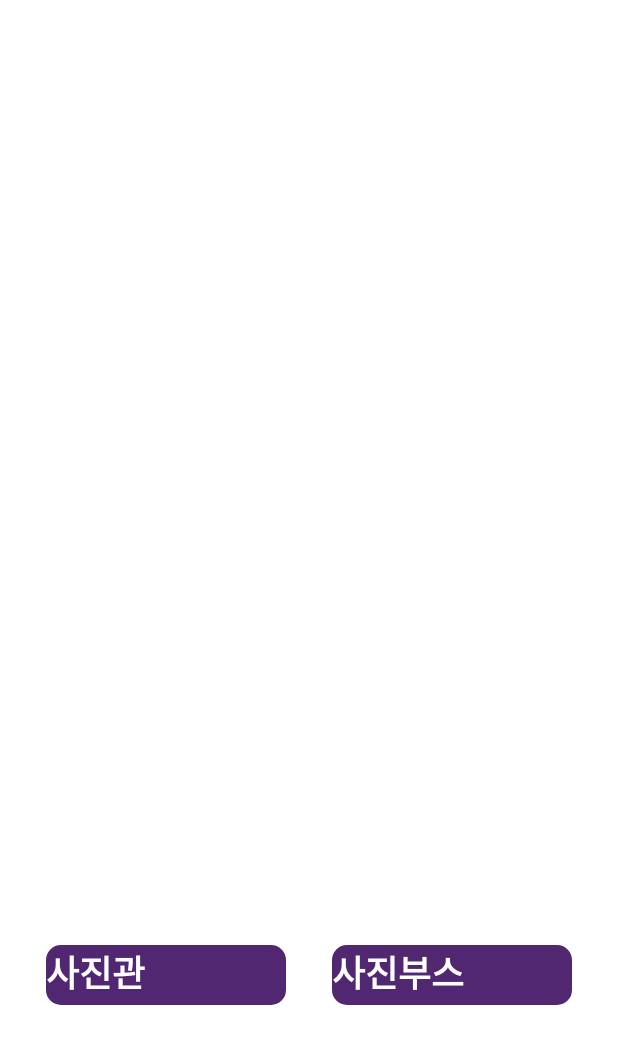
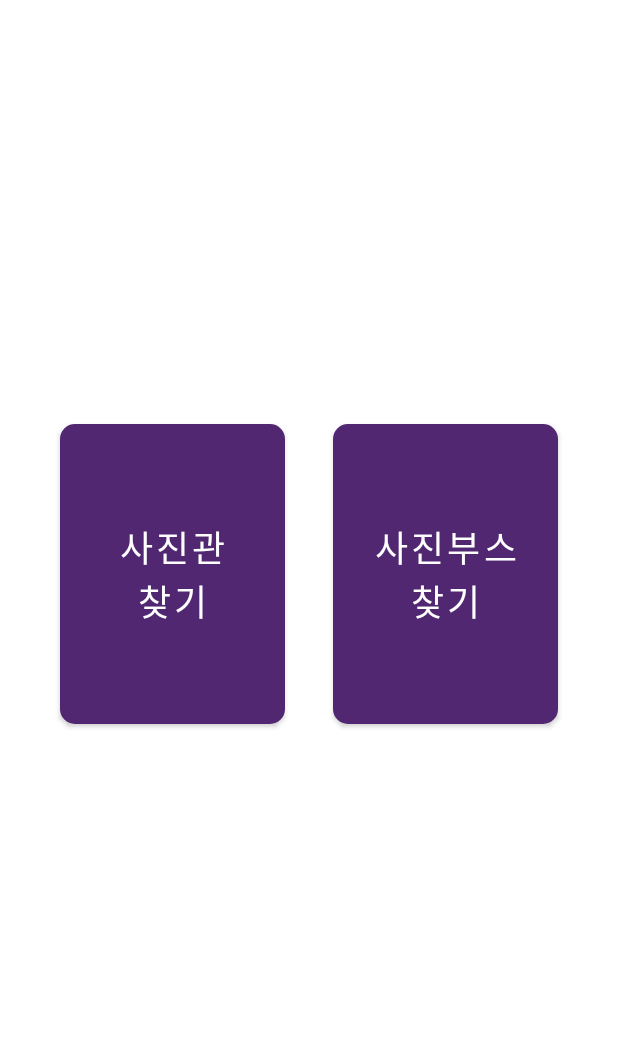
Before and after one commit to yunjj21-GitHub/TodaysRecord, an Android app: the screen it shows after launch (MainActivity), on a phone screen of 412 x 824 dp, the part 86-1150 px from its top. Run offline under Robolectric (Android 15) with nearby library versions, the phone set to English and light mode, and no system bars; our stand-ins replace data binding.

Commit message:
RecyclerView 적용

```diff
--- a/app/src/main/java/com/yunjung/todays_record/main/MainActivity.kt
+++ b/app/src/main/java/com/yunjung/todays_record/main/MainActivity.kt
@@ -11,7 +11,7 @@ import com.yunjung.todays_record.databinding.ActivityMainBinding
 import com.yunjung.todays_record.studio.StudioFragment
 import androidx.appcompat.app.ActionBar as ActionBar1
 
-class MainActivity : AppCompatActivity(), View.OnClickListener {
+class MainActivity : AppCompatActivity(){
     // 데이터 바인딩 + 뷰모델(라이브 데이터 포함)
     private lateinit var binding : ActivityMainBinding
     lateinit var mainViewModel: MainViewModel
@@ -31,12 +31,10 @@ class MainActivity : AppCompatActivity(), View.OnClickListener {
         // 넘겨준 testViewModel이 binding객체의 레이아웃으로 넘어감
         binding.viewModel = mainViewModel
 
-        //
-        binding.moveStudioMain.setOnClickListener(this)
-    }
-
-    override fun onClick(view: View?) {
-        studioFragment = StudioFragment.newIstance()
-        supportFragmentManager.beginTransaction().add(R.id.fragment_frame, studioFragment).commit()
+        binding.moveStudioMain.setOnClickListener {
+            studioFragment = StudioFragment.newIstance()
+            supportFragmentManager.beginTransaction().add(R.id.fragment_frame, studioFragment)
+                .commit()
+        }
     }
 }
--- /dev/null
+++ b/app/src/main/java/com/yunjung/todays_record/models/PhotoStudio.kt
@@ -0,0 +1,6 @@
+package com.yunjung.todays_record.models
+
+data class PhotoStudio (var name : String? = null,
+                        var cost : String? = null,
+                        var address : String? = null,
+                        var image : String? = null)
--- a/app/src/main/res/layout/activity_main.xml
+++ b/app/src/main/res/layout/activity_main.xml
@@ -13,7 +13,7 @@
     <androidx.constraintlayout.widget.ConstraintLayout
 
         android:layout_width="match_parent"
-        android:layout_height="767dp"
+        android:layout_height="match_parent"
         android:background="@color/white"
         tools:context="com.yunjung.todays_record.main.MainActivity">
 
@@ -55,43 +55,50 @@
 
         </androidx.constraintlayout.widget.ConstraintLayout>
 
-        <TextView
-            android:id="@+id/moveStudioMain"
-            android:layout_width="160dp"
-            android:layout_height="40dp"
-            android:layout_marginBottom="40dp"
-            android:background="@drawable/main_button"
-            android:fontFamily="@font/spring"
-            android:text="사진관\n찾기"
-            android:textColor="#FFFFFF"
-            android:textSize="24sp"
-            android:textStyle="bold"
-            app:layout_constraintBottom_toBottomOf="parent"
-            app:layout_constraintEnd_toStartOf="@+id/moveBoothMain"
-            app:layout_constraintStart_toStartOf="parent" />
-
-        <TextView
-            android:id="@+id/moveBoothMain"
-            android:layout_width="160dp"
-            android:layout_height="40dp"
-            android:background="@drawable/main_button"
-            android:fontFamily="@font/spring"
-            android:text="사진부스\n찾기"
-            android:textColor="#FFFFFF"
-            android:textSize="24sp"
-            android:textStyle="bold"
-            app:layout_constraintBottom_toBottomOf="@+id/moveStudioMain"
-            app:layout_constraintEnd_toEndOf="parent"
-            app:layout_constraintStart_toEndOf="@+id/moveStudioMain"
-            app:layout_constraintTop_toTopOf="@+id/moveStudioMain" />
-
         <FrameLayout
             android:id="@+id/fragment_frame"
             android:layout_width="match_parent"
             android:layout_height="0dp"
-            app:layout_constraintBottom_toTopOf="@+id/moveStudioMain"
-            app:layout_constraintTop_toBottomOf="@+id/constraintLayout3"
-            tools:visibility="visible" />
+            app:layout_constraintBottom_toBottomOf="parent"
+            app:layout_constraintEnd_toEndOf="parent"
+            app:layout_constraintStart_toStartOf="parent"
+            app:layout_constraintTop_toTopOf="@+id/constraintLayout3"
+            tools:visibility="visible">
+
+            <androidx.constraintlayout.widget.ConstraintLayout
+                android:layout_width="match_parent"
+                android:layout_height="match_parent">
+
+                <Button
+                    android:id="@+id/moveStudioMain"
+                    android:layout_width="150dp"
+                    android:layout_height="200dp"
+                    android:layout_marginStart="40dp"
+                    android:layout_marginLeft="40dp"
+                    android:layout_marginTop="55dp"
+                    android:background="@drawable/main_button"
+                    android:fontFamily="@font/spring"
+                    android:text="사진관\n찾기"
+                    android:textSize="24sp"
+                    app:layout_constraintBottom_toBottomOf="parent"
+                    app:layout_constraintStart_toStartOf="parent"
+                    app:layout_constraintTop_toTopOf="parent" />
+
+                <Button
+                    android:id="@+id/moveBoothMain"
+                    android:layout_width="150dp"
+                    android:layout_height="200dp"
+                    android:layout_marginEnd="40dp"
+                    android:layout_marginRight="45dp"
+                    android:background="@drawable/main_button"
+                    android:fontFamily="@font/spring"
+                    android:text="사진부스\n찾기"
+                    android:textSize="24sp"
+                    app:layout_constraintBottom_toBottomOf="@+id/moveStudioMain"
+                    app:layout_constraintEnd_toEndOf="parent"
+                    app:layout_constraintTop_toTopOf="@+id/moveStudioMain" />
+            </androidx.constraintlayout.widget.ConstraintLayout>
+        </FrameLayout>
 
     </androidx.constraintlayout.widget.ConstraintLayout>
 
--- a/app/src/main/res/layout/fragment_studio.xml
+++ b/app/src/main/res/layout/fragment_studio.xml
@@ -135,7 +135,7 @@
         </androidx.constraintlayout.widget.ConstraintLayout>
 
         <androidx.recyclerview.widget.RecyclerView
-            android:id="@+id/recyclerView_studio"
+            android:id="@+id/recyclerViewStudio"
             android:layout_width="match_parent"
             android:layout_height="0dp"
             app:layout_constraintBottom_toBottomOf="parent"
```
Also changed, not shown: app/src/main/java/com/yunjung/todays_record/Studio.kt (deleted, +0 -8 lines), app/src/main/java/com/yunjung/todays_record/recyclerview/RecyclerAdapter.kt (+28 -1 lines), app/src/main/java/com/yunjung/todays_record/recyclerview/RecyclerViewHolder.kt (added, +14 -0 lines), app/src/main/java/com/yunjung/todays_record/recyclerview/ViewHolder.kt (deleted, +0 -8 lines), app/src/main/java/com/yunjung/todays_record/studio/StudioFragment.kt (+18 -21 lines), app/src/main/java/com/yunjung/todays_record/studio/StudioViewModel.kt (+14 -6 lines), app/src/main/res/layout/item_studio.xml (added, +92 -0 lines), app/src/main/res/layout/item_studio_list.xml (deleted, +0 -85 lines).
